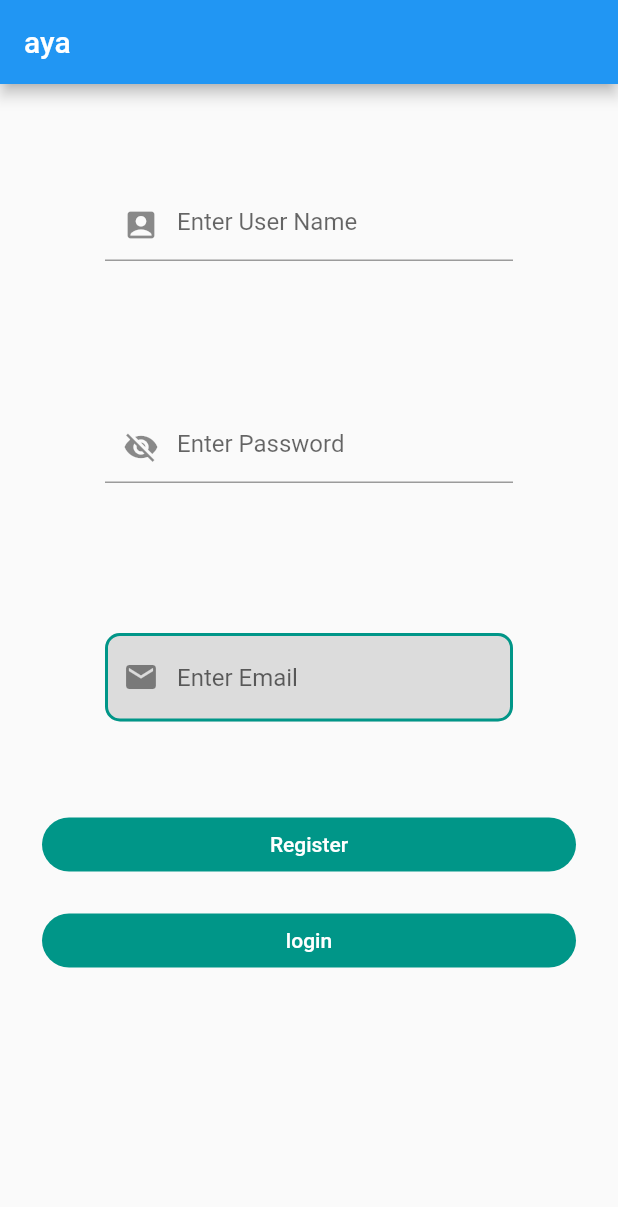
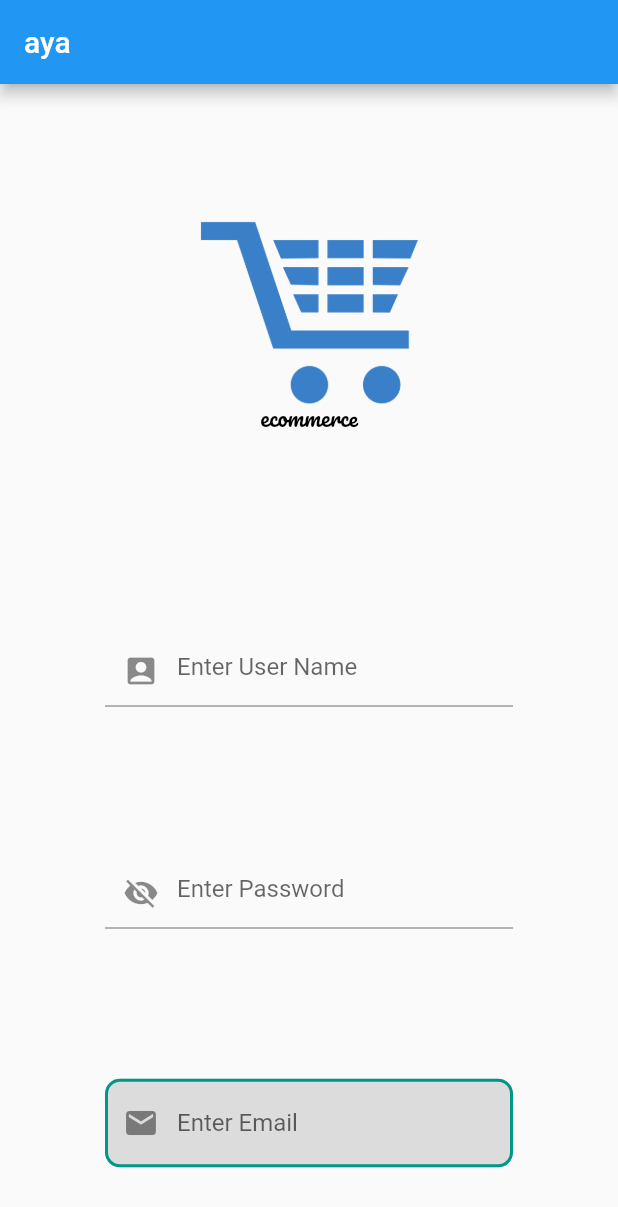
Before and after one commit to EngAyaGh/ecomercApp, a Flutter app: the screen it shows after launch, on a phone screen of 412 x 824 dp. Shown: the top 1207 px of the screen. Run offline on Flutter 3.47's test engine with Material 2 defaults, Android fonts, the phone set to English and light mode, and no system bars; our stand-ins replace firebase_auth, firebase_core; missing offline and left inert: dart:html; accounts and stored records are empty.

Commit message:
updated2

```diff
--- a/lib/main.dart
+++ b/lib/main.dart
@@ -1,3 +1,4 @@
+import 'package:ecomtest/screens/AuthScreen/login.dart';
 import 'package:ecomtest/screens/home.dart';
 import 'package:ecomtest/screens/splash.dart';
 import 'package:firebase_auth/firebase_auth.dart';
@@ -21,7 +22,7 @@ class MyApp extends StatelessWidget {
 
         backgroundColor: Colors.teal,
       ),
-      home: HomePage(),
+      home: LoginPage(),
     );
   }
 }
--- a/lib/screens/AuthScreen/login.dart
+++ b/lib/screens/AuthScreen/login.dart
@@ -1,5 +1,9 @@
+import 'dart:html';
+
 import 'package:ecomtest/provider/auth.dart';
+import 'package:ecomtest/screens/AuthScreen/register.dart';
 import 'package:ecomtest/screens/splash.dart';
+import 'package:ecomtest/widgets/MyLogo.dart';
 import 'package:flutter/material.dart';
 
 class LoginPage extends StatefulWidget {
@@ -13,8 +17,10 @@ class _LoginPageState extends State<LoginPage> {
   TextEditingController _emailUser = TextEditingController();
   TextEditingController _userName = TextEditingController();
   TextEditingController _password = TextEditingController();
+  final _globalKey=GlobalKey<FormState>();
   @override
   Widget build(BuildContext context) {
+    double height=MediaQuery.of(context).size.height;
     return Scaffold(
 
       appBar: AppBar(
@@ -22,9 +28,12 @@ class _LoginPageState extends State<LoginPage> {
       ),
       body: Padding(
         padding: const EdgeInsets.all(20),
-        child: Center(
+        child: Form(
+          key: _globalKey,
           child: ListView(
             children: [
+              CustomLogo(),
+             SizedBox (height: height*0.1),
               Padding(
                 padding: const EdgeInsets.all(50),
                 child: TextFormField(
@@ -143,6 +152,22 @@ class _LoginPageState extends State<LoginPage> {
                   },
                 ),
               ),
+              SizedBox(height: height * 0.5,),
+              Row(
+                mainAxisAlignment: MainAxisAlignment.center,
+                children: [
+                  Text('Don\'t have account ? ',style: TextStyle(color: Colors.white,fontSize: 16),
+                  ),
+                  GestureDetector(
+                    onTap: () {
+                      Navigator.push(context, MaterialPageRoute(builder: (context) => RegisterPage()),
+                              );
+                    },
+                    child: Text('SignUp',style: TextStyle(fontSize: 16,color: Colors.black),
+
+                  ),)
+                ],
+              )
 
             ],
           ),
@@ -150,4 +175,8 @@ class _LoginPageState extends State<LoginPage> {
       ),
     );
   }
+  void _validateForm(BuildContext context) async{
+
+
+  }
 }
--- a/lib/screens/AuthScreen/register.dart
+++ b/lib/screens/AuthScreen/register.dart
@@ -0,0 +1,15 @@
+import 'package:flutter/material.dart';
+
+class RegisterPage extends StatefulWidget {
+  const RegisterPage({Key? key}) : super(key: key);
+
+  @override
+  _RegisterPageState createState() => _RegisterPageState();
+}
+
+class _RegisterPageState extends State<RegisterPage> {
+  @override
+  Widget build(BuildContext context) {
+    return Container();
+  }
+}
--- /dev/null
+++ b/lib/widgets/MyLogo.dart
@@ -0,0 +1,26 @@
+import 'package:flutter/material.dart';
+
+class CustomLogo extends StatelessWidget {
+  const CustomLogo({Key? key}) : super(key: key);
+
+  @override
+  Widget build(BuildContext context) {
+    return Padding(
+      padding: const EdgeInsets.only(top: 50),
+      child: Container(
+        height: MediaQuery.of(context).size.height* .2,
+        child: Stack(
+          alignment: Alignment.center,
+          children: [
+            Image(image: AssetImage('images/icons/buy.png')),
+            Positioned(
+                bottom: 0,
+                child: Text(
+                  'ecommerce',
+                  style: TextStyle(fontSize: 15,color: Colors.black,fontFamily: 'Pacifico'),))
+          ],
+        ),
+      ),
+    );
+  }
+}
```
